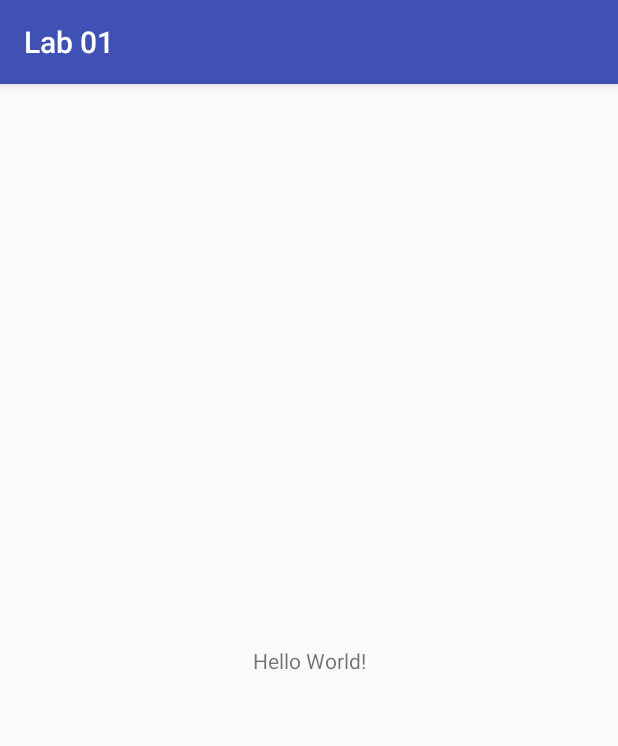
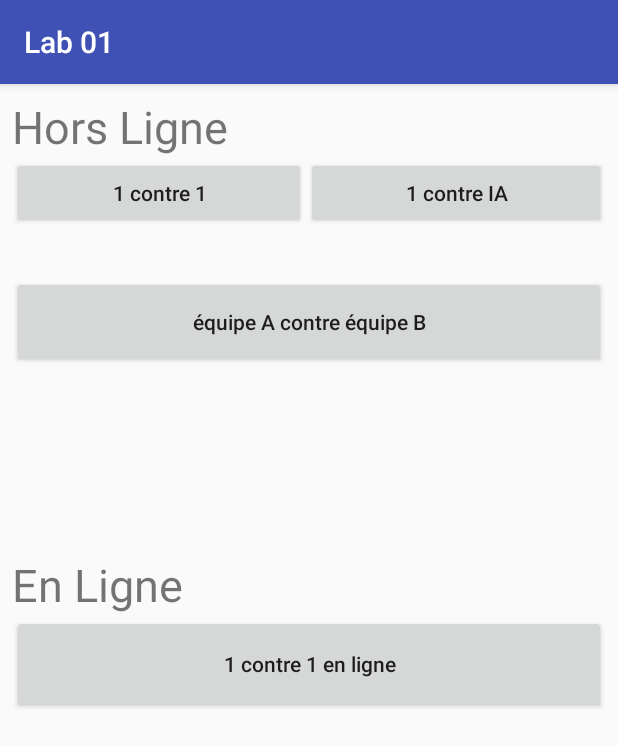
Before and after one commit to nicolasfaure9/Polytech-2017-5A-alternance-FAURE, an Android app: the screen it shows after launch (MainActivity), on a phone screen of 412 x 824 dp. Shown: the top 746 px of the screen. Run offline under Robolectric (Android 15) with nearby library versions, the phone set to English and light mode, and no system bars.

Commit message:
Two screens

```diff
--- a/app/src/main/AndroidManifest.xml
+++ b/app/src/main/AndroidManifest.xml
@@ -16,6 +16,7 @@
                 <category android:name="android.intent.category.LAUNCHER" />
             </intent-filter>
         </activity>
+        <activity android:name=".JeuActivite"></activity>
     </application>
 
 </manifest>
--- a/app/src/main/java/com/example/epulapp/lab01/MainActivity.java
+++ b/app/src/main/java/com/example/epulapp/lab01/MainActivity.java
@@ -1,7 +1,11 @@
 package com.example.epulapp.lab01;
 
+import android.content.Intent;
 import android.support.v7.app.AppCompatActivity;
 import android.os.Bundle;
+import android.util.Log;
+import android.view.View;
+import android.widget.Button;
 
 public class MainActivity extends AppCompatActivity {
 
@@ -9,5 +13,50 @@ public class MainActivity extends AppCompatActivity {
     protected void onCreate(Bundle savedInstanceState) {
         super.onCreate(savedInstanceState);
         setContentView(R.layout.activity_main);
+        Log.d("Mon log","On Create");
+
+       Button button = (Button) findViewById(R.id.button1v1);
+
+        button.setOnClickListener(new View.OnClickListener() {
+            public void onClick(View arg0) {
+
+                // Start NewActivity.class
+                Intent myIntent = new Intent(MainActivity.this, JeuActivite.class);
+                startActivity(myIntent);
+            }
+        });
     }
+
+    @Override
+    protected void onStart() {
+        Log.d("Mon log","On start");
+        super.onStart();
+
+    }
+    @Override
+    protected void onResume() {
+        Log.d("Mon log","On Resume");
+        super.onResume();
+
+    }
+    @Override
+    protected void onPause() {
+        Log.d("Mon log","On Pause");
+        super.onPause();
+
+    }
+    @Override
+    protected void onStop() {
+        Log.d("Mon log","On Stop");
+        super.onStop();
+
+    }
+    @Override
+    protected void onDestroy() {
+        Log.d("Mon log","On Destroy");
+        super.onDestroy();
+
+    }
+
+
 }
--- a/app/src/main/res/layout/activity_main.xml
+++ b/app/src/main/res/layout/activity_main.xml
@@ -6,13 +6,82 @@
     android:layout_height="match_parent"
     tools:context="com.example.epulapp.lab01.MainActivity">
 
-    <TextView
-        android:layout_width="wrap_content"
-        android:layout_height="wrap_content"
-        android:text="Hello World!"
-        app:layout_constraintBottom_toBottomOf="parent"
-        app:layout_constraintLeft_toLeftOf="parent"
-        app:layout_constraintRight_toRightOf="parent"
-        app:layout_constraintTop_toTopOf="parent" />
+    <ScrollView
+        android:layout_width="match_parent"
+        android:layout_height="match_parent">
+
+        <LinearLayout
+            android:layout_width="match_parent"
+            android:layout_height="wrap_content"
+            android:layout_marginBottom="8dp"
+            android:layout_marginEnd="8dp"
+            android:layout_marginStart="8dp"
+            android:layout_marginTop="8dp"
+            android:orientation="vertical"
+            app:layout_constraintBottom_toBottomOf="parent"
+            app:layout_constraintEnd_toEndOf="parent"
+            app:layout_constraintHorizontal_bias="0.0"
+            app:layout_constraintStart_toStartOf="parent"
+            app:layout_constraintTop_toTopOf="parent"
+            app:layout_constraintVertical_bias="1.0">
+
+            <TextView
+                android:id="@+id/textView"
+                android:layout_width="match_parent"
+                android:layout_height="wrap_content"
+                android:text="@string/txtHorsLigne"
+                android:textSize="30sp" />
+
+            <LinearLayout
+                android:layout_width="match_parent"
+                android:layout_height="79dp"
+                android:orientation="horizontal">
+
+                <Button
+                    android:id="@+id/button1v1"
+                    android:layout_width="wrap_content"
+                    android:layout_height="wrap_content"
+                    android:layout_weight="1"
+                    android:text="@string/unVSun"
+                    android:textAllCaps="false" />
+
+                <Button
+                    android:id="@+id/button4"
+                    android:layout_width="wrap_content"
+                    android:layout_height="wrap_content"
+                    android:layout_weight="1"
+                    android:text="@string/unVSIA"
+                    android:textAllCaps="false" />
+            </LinearLayout>
+
+            <Button
+                android:id="@+id/button5"
+                android:layout_width="match_parent"
+                android:layout_height="61dp"
+                android:text="@string/TVST"
+                android:textAllCaps="false" />
+
+            <Space
+                android:layout_width="match_parent"
+                android:layout_height="124dp" />
+
+            <TextView
+
+                android:id="@+id/textView2"
+                android:layout_width="match_parent"
+                android:layout_height="wrap_content"
+                android:text="@string/txtEnligne"
+                android:textSize="30sp" />
+
+
+            <Button
+                android:id="@+id/button6"
+                android:layout_width="match_parent"
+                android:layout_height="65dp"
+                android:text="@string/unVSunEL"
+                android:textAllCaps="false" />
+
+        </LinearLayout>
+    </ScrollView>
 
 </android.support.constraint.ConstraintLayout>
--- /dev/null
+++ b/app/src/main/res/values/dimens.xml
@@ -0,0 +1,6 @@
+<?xml version="1.0" encoding="utf-8"?>
+<resources>
+    <!--<dimen name="activity_horizontal_margin">16dp</dimen>
+    <dimen name="activity_vertical_margin">16dp</dimen>
+-->
+</resources>
--- a/app/src/main/res/values/strings.xml
+++ b/app/src/main/res/values/strings.xml
@@ -1,3 +1,10 @@
 <resources>
     <string name="app_name">Lab 01</string>
+    <string name="txtEnligne">En Ligne</string>
+    <string name="txtHorsLigne">Hors Ligne</string>
+    <string name="unVSun">1 contre 1</string>
+    <string name="unVSIA">1 contre IA</string>
+    <string name="TVST">équipe A contre équipe B</string>
+    <string name="unVSunEL">1 contre 1 en ligne</string>
+
 </resources>
```
Also changed, not shown: app/src/main/java/com/example/epulapp/lab01/JeuActivite.java (added, +13 -0 lines), app/src/main/res/layout/activity_jeu_activite.xml (added, +166 -0 lines), 4 other files.
